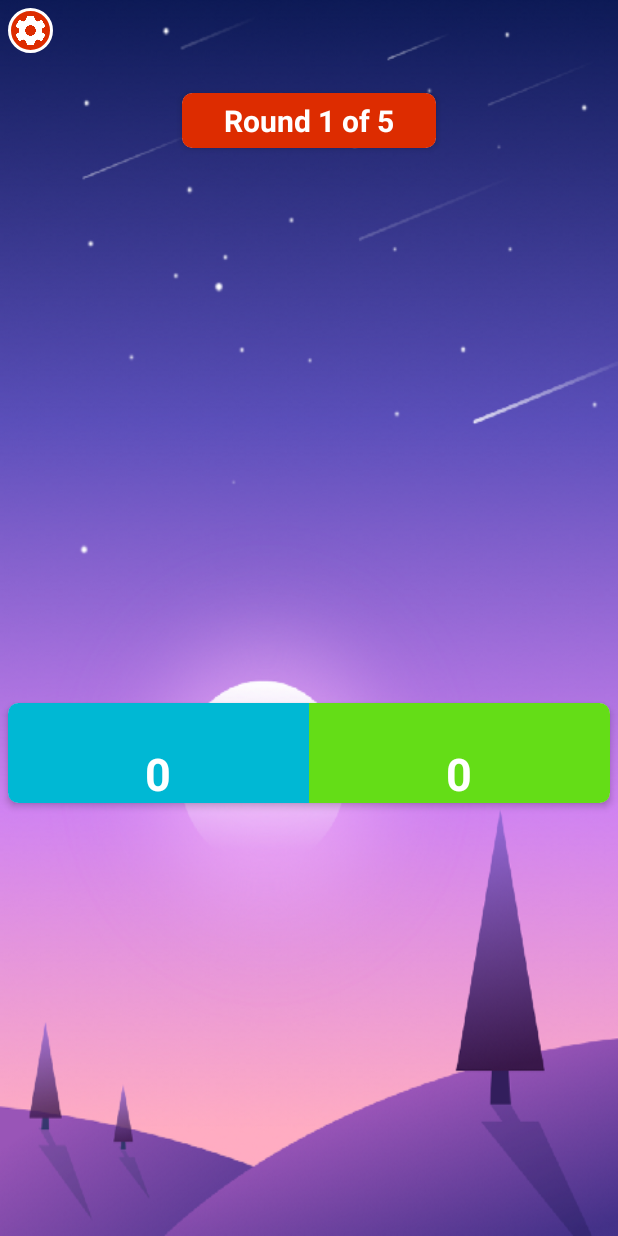
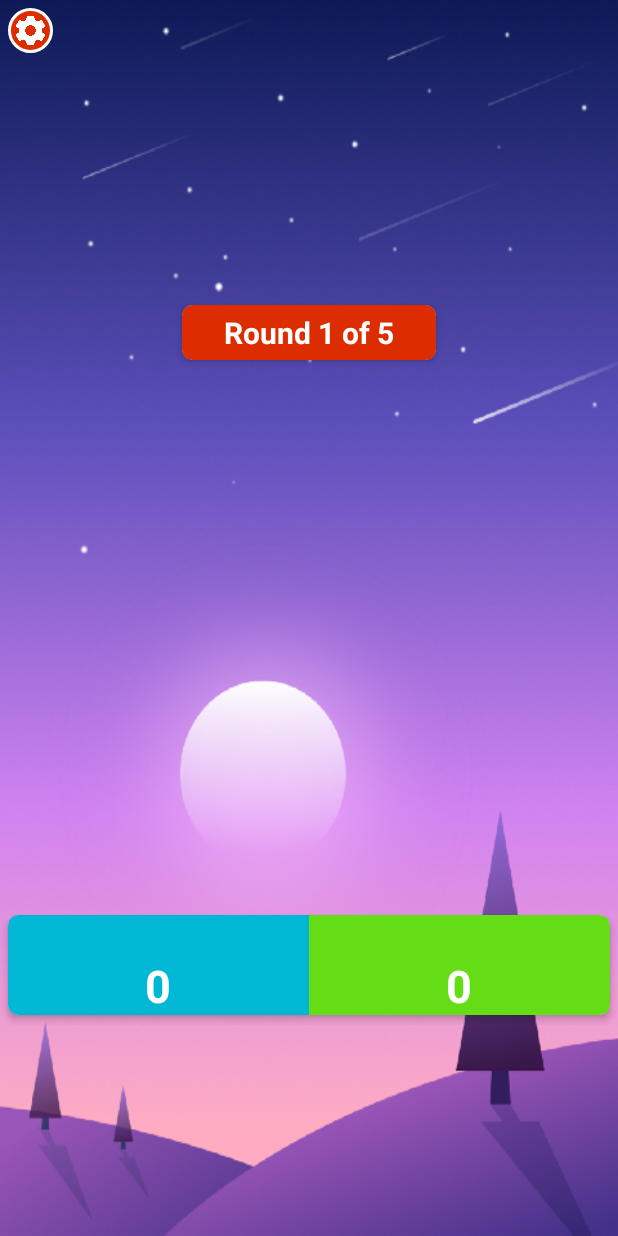
Before and after one commit to agniraj09/tic-tac-toe, an Android app: the PlayScreenActivity screen opened directly, with no data from a screen before it, on a phone screen of 412 x 824 dp. Run offline under Robolectric (Android 15) with nearby library versions, the phone set to English and light mode, and no system bars; our stand-ins replace AdMob; 2 statements that could not run were skipped.

Commit message:
Defect Fixed in - Highlight Cells After Win

```diff
--- a/app/build.gradle
+++ b/app/build.gradle
@@ -8,8 +8,8 @@ android {
         applicationId "com.arc.agni.tictactoe"
         minSdkVersion 16
         targetSdkVersion 29
-        versionCode 5
-        versionName "3"
+        versionCode 6
+        versionName "3.2"
 
         testInstrumentationRunner "androidx.test.runner.AndroidJUnitRunner"
     }
--- a/app/src/main/java/com/arc/agni/tictactoe/activities/PlayScreenActivity.java
+++ b/app/src/main/java/com/arc/agni/tictactoe/activities/PlayScreenActivity.java
@@ -300,10 +300,8 @@ public class PlayScreenActivity extends AppCompatActivity {
             roundWinSound.start();
         }
 
-        for (int fillIndex = 0; fillIndex <= 8; fillIndex++) {
-            if (winner == selectedValues[fillIndex]) {
-                cells.get(fillIndex).setBackgroundResource(cellToBeHighlightedWith);
-            }
+        for (int fillIndex : matchedCells(winner)) {
+            cells.get(fillIndex).setBackgroundResource(cellToBeHighlightedWith);
         }
     }
 
@@ -470,6 +468,29 @@ public class PlayScreenActivity extends AppCompatActivity {
                 || (playerKey == selectedValues[2] && playerKey == selectedValues[4] && playerKey == selectedValues[6]));
     }
 
+    public List<Integer> matchedCells(int playerKey) {
+        List<Integer> matchCells = new ArrayList<>();
+
+        if (playerKey == selectedValues[0] && playerKey == selectedValues[1] && playerKey == selectedValues[2]) {
+            matchCells.addAll(Arrays.asList(0, 1, 2));
+        } else if (playerKey == selectedValues[3] && playerKey == selectedValues[4] && playerKey == selectedValues[5]) {
+            matchCells.addAll(Arrays.asList(3, 4, 5));
+        } else if (playerKey == selectedValues[6] && playerKey == selectedValues[7] && playerKey == selectedValues[8]) {
+            matchCells.addAll(Arrays.asList(6, 7, 8));
+        } else if (playerKey == selectedValues[0] && playerKey == selectedValues[3] && playerKey == selectedValues[6]) {
+            matchCells.addAll(Arrays.asList(0, 3, 6));
+        } else if (playerKey == selectedValues[1] && playerKey == selectedValues[4] && playerKey == selectedValues[7]) {
+            matchCells.addAll(Arrays.asList(1, 4, 7));
+        } else if (playerKey == selectedValues[2] && playerKey == selectedValues[5] && playerKey == selectedValues[8]) {
+            matchCells.addAll(Arrays.asList(2, 5, 8));
+        } else if (playerKey == selectedValues[0] && playerKey == selectedValues[4] && playerKey == selectedValues[8]) {
+            matchCells.addAll(Arrays.asList(0, 4, 8));
+        } else if (playerKey == selectedValues[2] && playerKey == selectedValues[4] && playerKey == selectedValues[6]) {
+            matchCells.addAll(Arrays.asList(2, 4, 6));
+        }
+        return matchCells;
+    }
+
     public int getNextIndexToBeClicked(List<Integer> remainingIndices) {
         int nextIndex = NEGATIVE_ONE;
 
@@ -595,6 +616,7 @@ public class PlayScreenActivity extends AppCompatActivity {
     }
 
     public void restartGame(View view) {
+        openSettings(view);
         resetAllValues();
         playerOneWinCount = 0;
         playerTwoWinCount = 0;
--- a/app/src/main/res/layout/activity_play_screen.xml
+++ b/app/src/main/res/layout/activity_play_screen.xml
@@ -1,58 +1,65 @@
-<RelativeLayout xmlns:android="http://schemas.android.com/apk/res/android"
+<androidx.constraintlayout.widget.ConstraintLayout xmlns:android="http://schemas.android.com/apk/res/android"
     xmlns:card_view="http://schemas.android.com/apk/res-auto"
     xmlns:tools="http://schemas.android.com/tools"
     android:layout_width="match_parent"
     android:layout_height="match_parent"
+    android:animateLayoutChanges="true"
+    android:background="@drawable/bg2"
+    android:fitsSystemWindows="true"
     android:orientation="vertical"
-    android:animateLayoutChanges="true"
-    android:fitsSystemWindows="true"
-    android:background="@drawable/bg2"
     tools:context="com.arc.agni.tictactoe.activities.PlayScreenActivity">
-
-    <LinearLayout
-        android:layout_width="match_parent"
-        android:layout_height="match_parent"
-        android:layout_centerInParent="true"
-        android:orientation="vertical">
 
     <LinearLayout
         android:id="@+id/settings_layout"
         android:layout_width="wrap_content"
         android:layout_height="wrap_content"
-            android:orientation="horizontal">
+        android:orientation="horizontal"
+        card_view:layout_constraintStart_toStartOf="parent"
+        card_view:layout_constraintTop_toTopOf="parent">
 
         <TextView
             android:id="@+id/settings"
             android:layout_width="30dp"
             android:layout_height="30dp"
+            android:layout_marginLeft="5dp"
             android:layout_marginStart="5dp"
-            android:layout_marginLeft="5dp"
             android:layout_marginTop="5dp"
-            android:onClick="openSettings"
-            android:background="@drawable/ic_settings"/>
+            android:background="@drawable/ic_settings"
+            android:onClick="openSettings" />
 
         <TextView
             android:id="@+id/music"
             android:layout_width="30dp"
             android:layout_height="30dp"
+            android:layout_marginLeft="5dp"
             android:layout_marginStart="5dp"
-            android:layout_marginLeft="5dp"
             android:layout_marginTop="5dp"
+            android:background="@drawable/ic_music_on"
             android:onClick="muteAndUnmuteSound"
-            android:visibility="gone"
-            android:background="@drawable/ic_music_on"/>
+            android:visibility="gone" />
 
         <TextView
             android:id="@+id/restart"
             android:layout_width="30dp"
             android:layout_height="30dp"
+            android:layout_marginLeft="5dp"
             android:layout_marginStart="5dp"
-            android:layout_marginLeft="5dp"
             android:layout_marginTop="5dp"
+            android:background="@drawable/ic_reset_game"
             android:onClick="restartGame"
-            android:visibility="gone"
-            android:background="@drawable/ic_reset_game"/>
+            android:visibility="gone" />
     </LinearLayout>
+
+    <LinearLayout
+        android:layout_width="match_parent"
+        android:layout_height="wrap_content"
+        android:layout_centerInParent="true"
+        android:layout_marginBottom="8dp"
+        android:layout_marginTop="8dp"
+        android:orientation="vertical"
+        card_view:layout_constraintBottom_toTopOf="@+id/ps_adView"
+        card_view:layout_constraintTop_toBottomOf="@+id/settings_layout"
+        tools:layout_editor_absoluteX="0dp">
 
         <androidx.cardview.widget.CardView
             android:id="@+id/round_card"
@@ -68,14 +75,14 @@
             <TextView
                 android:id="@+id/round_text"
                 android:layout_width="match_parent"
+                android:layout_height="match_parent"
                 android:background="@color/red"
+                android:gravity="center"
+                android:text="@string/round"
+                android:textAlignment="center"
                 android:textColor="@color/white"
                 android:textSize="20sp"
-                android:textStyle="bold"
-                android:layout_height="match_parent"
-                android:gravity="center"
-                android:text="@string/round"
-                android:textAlignment="center" />
+                android:textStyle="bold" />
         </androidx.cardview.widget.CardView>
 
         <androidx.cardview.widget.CardView
@@ -92,9 +99,9 @@
                 android:id="@+id/play_card"
                 android:layout_width="300dp"
                 android:layout_height="300dp"
+                android:layout_gravity="center_horizontal"
+                android:background="@color/transparent"
                 android:gravity="center"
-                android:background="@color/transparent"
-                android:layout_gravity="center_horizontal"
                 android:orientation="vertical"
                 android:weightSum="3">
 
@@ -102,10 +109,10 @@
                     android:id="@+id/game_win_layout"
                     android:layout_width="match_parent"
                     android:layout_height="match_parent"
+                    android:background="@android:color/transparent"
                     android:orientation="vertical"
-                android:weightSum="3"
-                android:background="@android:color/transparent"
-                android:visibility="gone">
+                    android:visibility="gone"
+                    android:weightSum="3">
 
                     <TextView
                         android:id="@+id/game_win_message"
@@ -122,8 +129,8 @@
                     <pl.droidsonroids.gif.GifImageView
                         android:id="@+id/dance_gif"
                         android:layout_width="match_parent"
+                        android:layout_height="0dp"
                         android:layout_margin="5dp"
-                    android:layout_height="0dp"
                         android:layout_weight="1"
                         android:src="@drawable/group_dance" />
 
@@ -131,8 +138,8 @@
                         android:id="@+id/go_to_home"
                         android:layout_width="wrap_content"
                         android:layout_height="0dp"
+                        android:layout_gravity="center_horizontal"
                         android:layout_weight="0.4"
-                    android:layout_gravity="center_horizontal"
                         android:onClick="goToHome"
                         android:src="@drawable/ic_action_home" />
 
@@ -144,37 +151,37 @@
                     android:layout_height="0dp"
                     android:layout_weight="1"
                     android:background="@color/transparent"
+                    android:baselineAligned="false"
                     android:orientation="horizontal"
-                    android:weightSum="3"
-                    android:baselineAligned="false">
+                    android:weightSum="3">
 
                     <LinearLayout
                         android:id="@+id/index0"
                         android:layout_width="0dp"
                         android:layout_height="match_parent"
                         android:layout_weight="1"
+                        android:background="@drawable/ic_plain_layout"
+                        android:clickable="true"
+                        android:focusable="true"
                         android:onClick="onClickIndex0"
-                        android:background="@drawable/ic_plain_layout"
-                        android:orientation="horizontal"
-                        android:clickable="true"
-                        android:focusable="true"/>
+                        android:orientation="horizontal" />
 
                     <LinearLayout
                         android:id="@+id/index1"
                         android:layout_width="0dp"
                         android:layout_height="match_parent"
                         android:layout_weight="1"
+                        android:background="@drawable/ic_plain_layout"
                         android:onClick="onClickIndex1"
-                        android:background="@drawable/ic_plain_layout"
                         android:orientation="horizontal" />
 
                     <LinearLayout
                         android:id="@+id/index2"
                         android:layout_width="0dp"
                         android:layout_height="match_parent"
-                        android:onClick="onClickIndex2"
                         android:layout_weight="1"
                         android:background="@drawable/ic_plain_layout"
+                        android:onClick="onClickIndex2"
                         android:orientation="horizontal" />
                 </LinearLayout>
 
@@ -183,17 +190,17 @@
                     android:layout_width="match_parent"
                     android:layout_height="0dp"
                     android:layout_weight="1"
+                    android:baselineAligned="false"
                     android:orientation="horizontal"
-                    android:weightSum="3"
-                    android:baselineAligned="false">
+                    android:weightSum="3">
 
                     <LinearLayout
                         android:id="@+id/index3"
                         android:layout_width="0dp"
                         android:layout_height="match_parent"
                         android:layout_weight="1"
+                        android:background="@drawable/ic_plain_layout"
                         android:onClick="onClickIndex3"
-                        android:background="@drawable/ic_plain_layout"
                         android:orientation="horizontal" />
 
                     <LinearLayout
@@ -201,8 +208,8 @@
                         android:layout_width="0dp"
                         android:layout_height="match_parent"
                         android:layout_weight="1"
+                        android:background="@drawable/ic_plain_layout"
                         android:onClick="onClickIndex4"
-                        android:background="@drawable/ic_plain_layout"
                         android:orientation="horizontal" />
 
                     <LinearLayout
@@ -210,8 +217,8 @@
                         android:layout_width="0dp"
                         android:layout_height="match_parent"
                         android:layout_weight="1"
+                        android:background="@drawable/ic_plain_layout"
                         android:onClick="onClickIndex5"
-                        android:background="@drawable/ic_plain_layout"
                         android:orientation="horizontal" />
                 </LinearLayout>
 
@@ -220,17 +227,17 @@
                     android:layout_width="match_parent"
                     android:layout_height="0dp"
                     android:layout_weight="1"
+                    android:baselineAligned="false"
                     android:orientation="horizontal"
-                    android:weightSum="3"
-                    android:baselineAligned="false">
+                    android:weightSum="3">
 
                     <LinearLayout
                         android:id="@+id/index6"
                         android:layout_width="0dp"
                         android:layout_height="match_parent"
                         android:layout_weight="1"
+                        android:background="@drawable/ic_plain_layout"
                         android:onClick="onClickIndex6"
-                        android:background="@drawable/ic_plain_layout"
                         android:orientation="horizontal" />
 
                     <LinearLayout
@@ -238,8 +245,8 @@
                         android:layout_width="0dp"
                         android:layout_height="match_parent"
                         android:layout_weight="1"
+                        android:background="@drawable/ic_plain_layout"
                         android:onClick="onClickIndex7"
-                        android:background="@drawable/ic_plain_layout"
                         android:orientation="horizontal" />
 
                     <LinearLayout
@@ -247,8 +254,8 @@
                         android:layout_width="0dp"
                         android:layout_height="match_parent"
                         android:layout_weight="1"
+                        android:background="@drawable/ic_plain_layout"
                         android:onClick="onClickIndex8"
-                        android:background="@drawable/ic_plain_layout"
                         android:orientation="horizontal" />
                 </LinearLayout>
             </LinearLayout>
@@ -274,31 +281,31 @@
                     android:id="@+id/round_win_message"
                     android:layout_width="match_parent"
                     android:layout_height="match_parent"
+                    android:background="@color/gray_outline"
+                    android:gravity="center"
+                    android:text="@string/player_1"
+                    android:textAlignment="center"
                     android:textColor="@color/white"
                     android:textSize="24sp"
                     android:textStyle="bold"
-                    android:background="@color/gray_outline"
-                    android:visibility="gone"
-                    android:gravity="center"
-                    android:text="@string/player_1"
-                    android:textAlignment="center" />
+                    android:visibility="gone" />
             </LinearLayout>
 
             <LinearLayout
                 android:id="@+id/player_tiles"
                 android:layout_width="match_parent"
                 android:layout_height="match_parent"
+                android:baselineAligned="false"
                 android:orientation="horizontal"
-                android:weightSum="2"
-                android:baselineAligned="false">
+                android:weightSum="2">
 
                 <LinearLayout
                     android:id="@+id/player_1_details"
                     android:layout_width="0dp"
                     android:layout_height="match_parent"
                     android:layout_weight="1"
+                    android:background="@color/blue"
                     android:orientation="vertical"
-                    android:background="@color/blue"
                     android:weightSum="2.5">
 
                     <TextView
@@ -306,24 +313,24 @@
                         android:layout_width="match_parent"
                         android:layout_height="0dp"
                         android:layout_weight="1"
+                        android:gravity="center"
+                        android:text="@string/player_1"
+                        android:textAlignment="center"
                         android:textColor="@color/white"
                         android:textSize="20sp"
-                        android:textStyle="bold"
-                        android:gravity="center"
-                        android:text="@string/player_1"
-                        android:textAlignment="center" />
+                        android:textStyle="bold" />
 
                     <TextView
                         android:id="@+id/player_1_score"
                         android:layout_width="match_parent"
                         android:layout_height="0dp"
-                        android:textColor="@color/white"
                         android:layout_weight="1.5"
-                        android:textSize="30sp"
-                        android:textStyle="bold"
                         android:gravity="center"
                         android:text="@string/player_1_score"
-                        android:textAlignment="center" />
+                        android:textAlignment="center"
+                        android:textColor="@color/white"
+                        android:textSize="30sp"
+                        android:textStyle="bold" />
 
                 </LinearLayout>
 
@@ -341,24 +348,24 @@
                         android:layout_width="match_parent"
                         android:layout_height="0dp"
                         android:layout_weight="1"
-                        android:textSize="20sp"
-                        android:textStyle="bold"
-                        android:textColor="@color/white"
                         android:gravity="center"
                         android:text="@string/player_2"
-                        android:textAlignment="center" />
+                        android:textAlignment="center"
+                        android:textColor="@color/white"
+                        android:textSize="20sp"
+                        android:textStyle="bold" />
 
                     <TextView
                         android:id="@+id/player_2_score"
                         android:layout_width="match_parent"
                         android:layout_height="0dp"
                         android:layout_weight="1.5"
-                        android:textSize="30sp"
-                        android:textStyle="bold"
-                        android:textColor="@color/white"
                         android:gravity="center"
                         android:text="@string/player_2_score"
-                        android:textAlignment="center" />
+                        android:textAlignment="center"
+                        android:textColor="@color/white"
+                        android:textSize="30sp"
+                        android:textStyle="bold" />
 
                 </LinearLayout>
             </LinearLayout>
@@ -367,12 +374,15 @@
 
     </LinearLayout>
 
-    <com.google.android.gms.ads.AdView xmlns:ads="http://schemas.android.com/apk/res-auto"
+    <com.google.android.gms.ads.AdView
         android:id="@+id/ps_adView"
         android:layout_width="match_parent"
         android:layout_height="wrap_content"
         android:layout_alignParentBottom="true"
-        ads:adSize="SMART_BANNER"
-        ads:adUnitId="@string/ad_unit_id" />
+        card_view:adSize="SMART_BANNER"
+        card_view:adUnitId="@string/ad_unit_id"
+        card_view:layout_constraintBottom_toBottomOf="parent"
+        card_view:layout_constraintEnd_toEndOf="parent"
+        card_view:layout_constraintStart_toStartOf="parent" />
 
-</RelativeLayout>
+</androidx.constraintlayout.widget.ConstraintLayout>
--- a/app/src/main/res/values/strings.xml
+++ b/app/src/main/res/values/strings.xml
@@ -27,7 +27,7 @@
     <string name="player_1_score">0</string>
     <string name="player_2_score">0</string>
     <string name="ad_unit_id">ca-app-pub-4587610802196055/3765109444</string>
-   <!-- <string name="ad_unit_id">ca-app-pub-3940256099942544/6300978111</string>-->
+    <!--<string name="ad_unit_id">ca-app-pub-3940256099942544/6300978111</string>-->
 
     <string name="from_arc">ARC</string>
     <string name="arc">Designed with ♥ by ARC</string>
```
Lines whose indentation alone changed are shown as unchanged.
